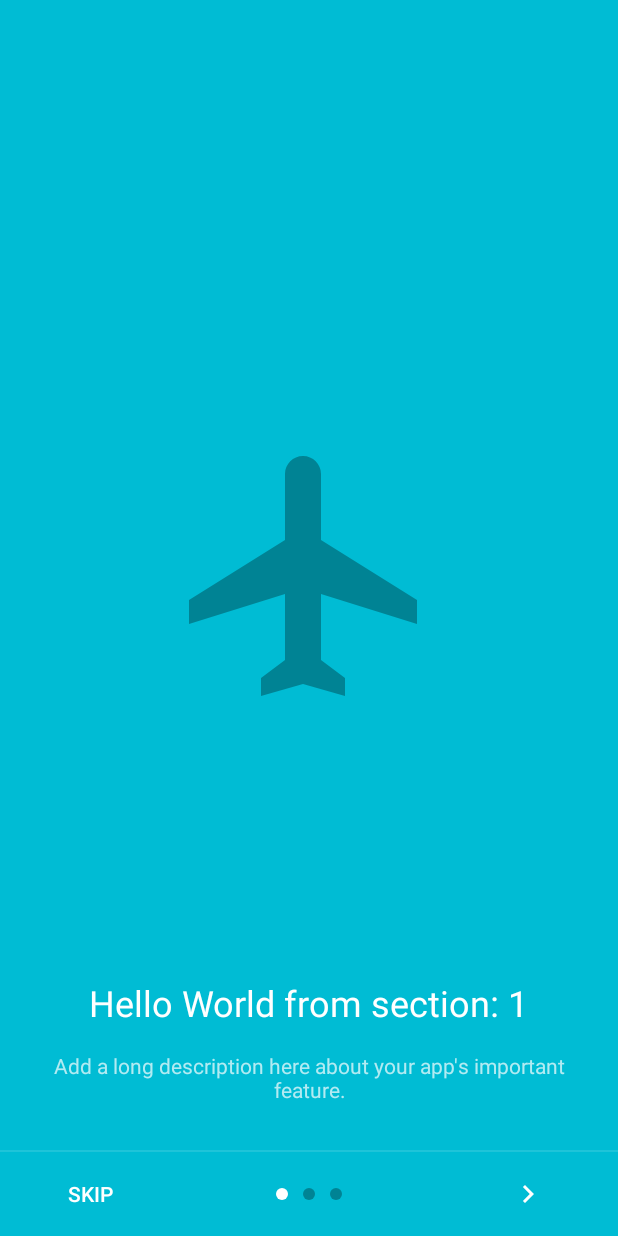
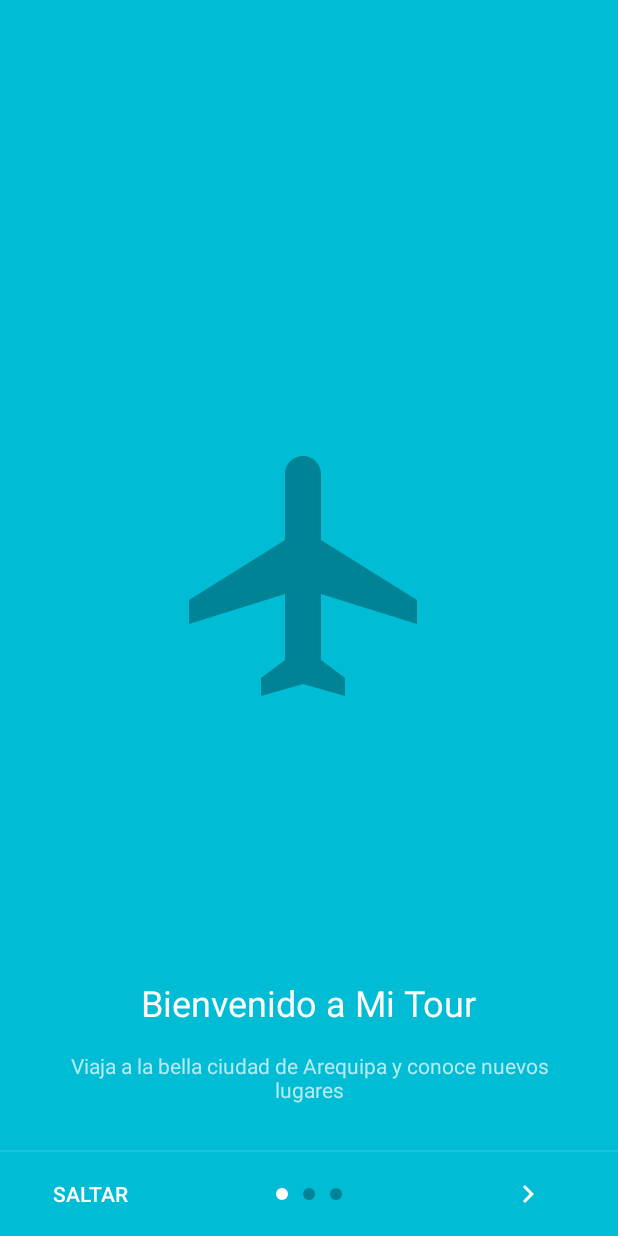
Before and after one commit to juniorUsca/MiTour, an Android app: the screen it shows after launch (PagerActivity), on a phone screen of 412 x 824 dp. Run offline under Robolectric (Android 15) with nearby library versions, the phone set to English and light mode, and no system bars; our stand-ins replace Firebase (no records; nobody signed in at launch, a user with empty details on screens opened directly); libraries missing offline, so code that uses them is left out: com.facebook; 1 statement that could not run was skipped.

Commit message:
MOdified messages of intro

```diff
--- a/app/src/main/AndroidManifest.xml
+++ b/app/src/main/AndroidManifest.xml
@@ -44,7 +44,8 @@
             android:value="@string/facebook_app_id" />
 
         <activity
-            android:name=".Activities.SplashActivity">
+            android:name=".Activities.SplashActivity"
+            android:screenOrientation="portrait">
             <intent-filter>
                 <action android:name="android.intent.action.MAIN" />
 
--- a/app/src/main/java/com/debugcc/mitour/Activities/MainActivity.java
+++ b/app/src/main/java/com/debugcc/mitour/Activities/MainActivity.java
@@ -111,12 +111,12 @@ public class MainActivity extends AppCompatActivity
             genericFragment = MapsFragment.newInstance("hola1","hola2");
             //fab_main.setImageResource(R.drawable.ic_my_location_vector);
             //fab_main.show();
-        } else if (id == R.id.nav_map) {
+        /*} else if (id == R.id.nav_map) {
 
         } else if (id == R.id.nav_share) {
 
         } else if (id == R.id.nav_send) {
-
+*/
         } else if (id == R.id.nav_settings) {
             startActivity(new Intent(this, SettingsActivity.class));
         }
--- a/app/src/main/java/com/debugcc/mitour/Activities/PagerActivity.java
+++ b/app/src/main/java/com/debugcc/mitour/Activities/PagerActivity.java
@@ -212,6 +212,12 @@ public class PagerActivity extends AppCompatActivity {
         ImageView img;
 
         int[] bgs = new int[]{R.drawable.ic_flight_vector, R.drawable.ic_explore_vector, R.drawable.ic_map_vector};
+        String[] titles = new String[]{"Bienvenido a Mi Tour", "Recorre con nosotros", "Aun hay más!!"};
+        String[] subtitles = new String[]{
+                "Viaja a la bella ciudad de Arequipa y conoce nuevos lugares",
+                "Te ofrecemos sugerencias a las principales atracciones turisticas de la ciudad",
+                "Conoce pronto nuestro Perú"
+        };
 
         public PlaceholderFragment() {
         }
@@ -234,7 +240,10 @@ public class PagerActivity extends AppCompatActivity {
             View rootView = inflater.inflate(R.layout.fragment_pager, container, false);
 
             TextView textView = (TextView) rootView.findViewById(R.id.pager_section_label);
-            textView.setText(getString(R.string.section_format, getArguments().getInt(ARG_SECTION_NUMBER)));
+            textView.setText(titles[getArguments().getInt(ARG_SECTION_NUMBER) - 1]);
+
+            TextView textView_ds = (TextView) rootView.findViewById(R.id.pager_section_description);
+            textView_ds.setText(subtitles[getArguments().getInt(ARG_SECTION_NUMBER) - 1]);
 
             img = (ImageView) rootView.findViewById(R.id.pager_section_img);
             img.setBackgroundResource(bgs[getArguments().getInt(ARG_SECTION_NUMBER) - 1]);
--- a/app/src/main/java/com/debugcc/mitour/Activities/SplashActivity.java
+++ b/app/src/main/java/com/debugcc/mitour/Activities/SplashActivity.java
@@ -59,7 +59,9 @@ public class SplashActivity extends Activity {
                             | View.SYSTEM_UI_FLAG_FULLSCREEN
                             | View.SYSTEM_UI_FLAG_IMMERSIVE_STICKY);
         }*/
-
+        if (Build.VERSION.SDK_INT >= Build.VERSION_CODES.LOLLIPOP) {
+            getWindow().setStatusBarColor(ContextCompat.getColor(this, R.color.black));
+        }
         super.onCreate(savedInstanceState);
         setContentView(R.layout.activity_splash);
 
--- a/app/src/main/java/com/debugcc/mitour/utils/Route.java
+++ b/app/src/main/java/com/debugcc/mitour/utils/Route.java
@@ -31,7 +31,7 @@ public class Route {
     GoogleMap mMap;
     Context context;
     String lang;
-    ArrayList<PolylineOptions> mPolylines = new ArrayList<>();
+    public ArrayList<PolylineOptions> mPolylines = new ArrayList<>();
 
 
     public static final String LANGUAGE_SPANISH = "es";
@@ -300,6 +300,7 @@ public class Route {
                         .color(ContextCompat.getColor(context, R.color.pink))
                         .geodesic(true);
                 mMap.addPolyline(plineopt);
+                mPolylines.add(plineopt);
                 //Polyline line = mMap.addPolyline(plineopt);
             }
 
--- a/app/src/main/res/layout/activity_pager.xml
+++ b/app/src/main/res/layout/activity_pager.xml
@@ -41,7 +41,7 @@
             android:layout_width="wrap_content"
             android:layout_height="wrap_content"
             android:layout_gravity="start|center"
-            android:text="Skip"
+            android:text="Saltar"
             android:textColor="@android:color/white" />
 
         <LinearLayout
@@ -82,7 +82,7 @@
             android:layout_width="wrap_content"
             android:layout_height="wrap_content"
             android:layout_gravity="end|center"
-            android:text="Finish"
+            android:text="Fin"
             android:textColor="@android:color/white"
             android:visibility="gone" />
 
--- a/app/src/main/res/layout/app_bar_main.xml
+++ b/app/src/main/res/layout/app_bar_main.xml
@@ -29,6 +29,7 @@
         android:layout_height="wrap_content"
         android:layout_gravity="bottom|end"
         android:layout_margin="@dimen/fab_margin"
-        android:src="@drawable/ic_my_location_vector" />
+        android:src="@drawable/ic_my_location_vector"
+        android:visibility="gone"/>
 
 </android.support.design.widget.CoordinatorLayout>
--- a/app/src/main/res/values/colors.xml
+++ b/app/src/main/res/values/colors.xml
@@ -27,6 +27,7 @@
     <color name="indicator_unselected">#4D000000</color>
 
 
+    <color name="black">#000000</color>
     <color name="blue_grey">#455A64</color>
     <color name="red">#F44336</color>
     <color name="pink">#E91E63</color>
```
Also changed, not shown: app/src/main/java/com/debugcc/mitour/Adapters/CategoryPlaceAdapter.java (+26 -8 lines), app/src/main/java/com/debugcc/mitour/Fragments/main/MapsFragment.java (+62 -10 lines), app/src/main/res/layout/activity_login.xml (+14 -11 lines), app/src/main/res/menu/activity_main_drawer.xml (+6 -6 lines).
